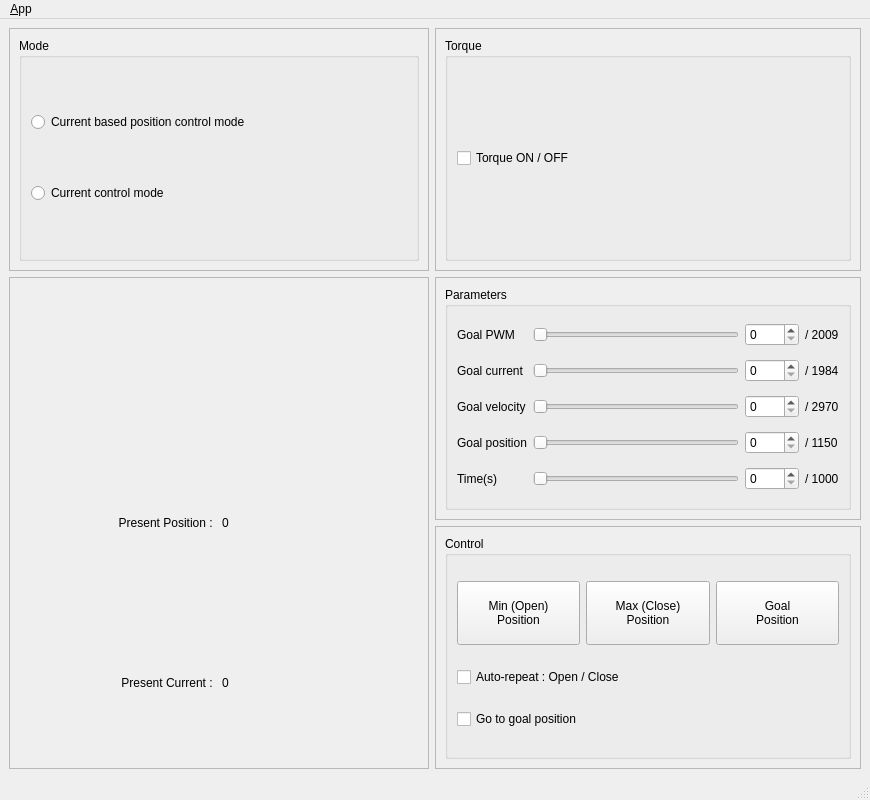
The window that src/RH-P12-RN-A/rh_p12_rn_a_gui/ui/main_window.ui (papillon-dgist/catkin_ws) describes before a commit, drawn with Qt 5.
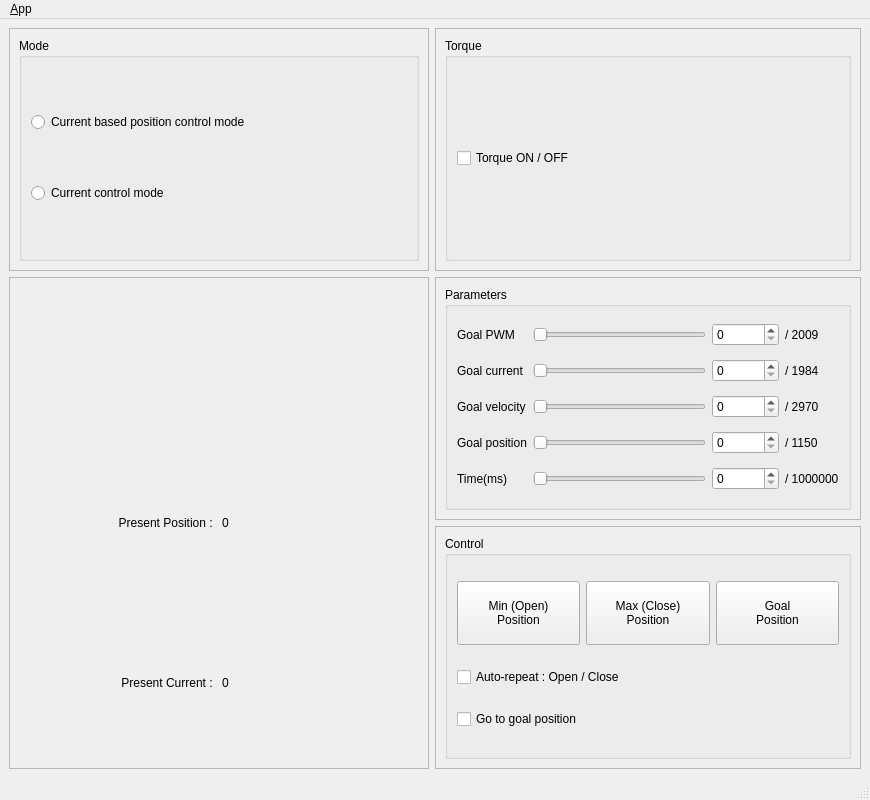
The same window after the commit. Icons and pictures are not drawn.

Commit message: gripper timer 10s

The edit to the form file:
```diff
--- a/src/RH-P12-RN-A/rh_p12_rn_a_gui/ui/main_window.ui
+++ b/src/RH-P12-RN-A/rh_p12_rn_a_gui/ui/main_window.ui
@@ -340,14 +340,14 @@
           <item row="7" column="0"> /// Change 6: Additional Row
            <widget class="QLabel" name="label_goal_time"> /// Change 7
             <property name="text"> /// Change 8
-             <string>Time(s)</string> /// Change 9
+             <string>Time(ms)</string> /// Change 9
             </property> /// Change 10
            </widget> /// Change 11
           </item> /// Change 12
           <item row="7" column="1"> /// Change 13
            <widget class="QSlider" name="goal_time_slider"> /// Change 14
             <property name="maximum"> /// Change 15
-             <number>1000</number> /// Change 16: Time Value maximum 1000 (for seconds) or 1000000 (for milliseconds)
+             <number>1000000</number> /// Change 16: Time Value maximum 1000 (for seconds) or 1000000 (for milliseconds)
             </property> /// Change 17
             <property name="orientation"> /// Change 18
              <enum>Qt::Horizontal</enum> /// Change 19
@@ -357,14 +357,14 @@
           <item row="7" column="2"> /// Change 23
            <widget class="QSpinBox" name="goal_time_spin"> /// Change 24
             <property name="maximum"> /// Change 25
-             <number>1000</number> /// Change 26: Time Value maximum 1000 or 1000000
+             <number>1000000</number> /// Change 26: Time Value maximum 1000 or 1000000
             </property> /// Change 27
            </widget> /// Change 28
           </item> /// Change 29
           <item row="7" column="3"> /// Change 30
            <widget class="QLabel" name="label_max_goal_time"> /// Change 31
             <property name="text"> /// Change 32
-             <string>/ 1000</string> /// Change 33: Time Value maximum 1000 or 1000000
+             <string>/ 1000000</string> /// Change 33: Time Value maximum 1000 or 1000000
             </property> /// Change 34
            </widget> /// Change 35
           </item> /// Change 36
```
The commit also changes 1 other file.
